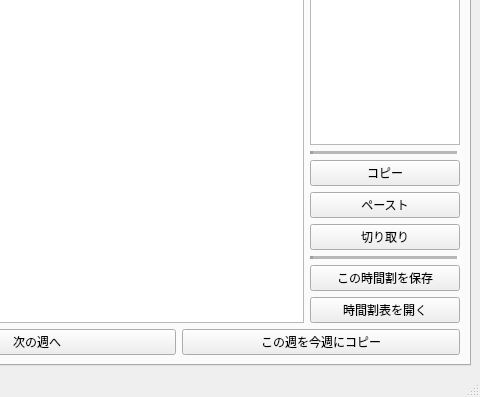
The window that mainwindow.ui (ROMEKANA/TimeTable) describes before a commit, drawn with Qt 5; both pictures show x 690 to 1170 and y 472 to 869 of the 1170 by 869 pixel window.
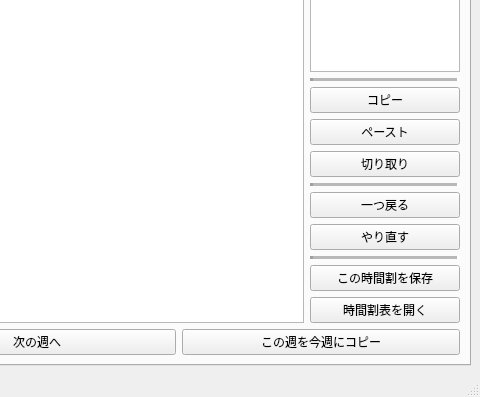
The same window after the commit.

Commit message: UIを更新し、元に戻すとやり直す機能を追加

Patch:
```diff
--- a/mainwindow.ui
+++ b/mainwindow.ui
@@ -14,8 +14,8 @@
    <string>塾時間割表</string>
   </property>
   <widget class="QWidget" name="centralwidget">
-   <layout class="QGridLayout" name="gridLayout_3">
-    <item row="0" column="0">
+   <layout class="QVBoxLayout" name="verticalLayout_7">
+    <item>
      <widget class="QTabWidget" name="mainTabWidget">
       <property name="sizePolicy">
        <sizepolicy hsizetype="Expanding" vsizetype="Expanding">
@@ -170,6 +170,33 @@
               </property>
              </widget>
             </item>
+            <item>
+             <widget class="Line" name="line_4">
+              <property name="lineWidth">
+               <number>3</number>
+              </property>
+              <property name="midLineWidth">
+               <number>3</number>
+              </property>
+              <property name="orientation">
+               <enum>Qt::Orientation::Horizontal</enum>
+              </property>
+             </widget>
+            </item>
+            <item>
+             <widget class="QPushButton" name="undoButton">
+              <property name="text">
+               <string>一つ戻る</string>
+              </property>
+             </widget>
+            </item>
+            <item>
+             <widget class="QPushButton" name="redoButton">
+              <property name="text">
+               <string>やり直す</string>
+              </property>
+             </widget>
+            </item>
             <item>
              <widget class="Line" name="line_3">
               <property name="lineWidth">
```
Left out of the diff: 18 changed lines with no effect on the pictures.
